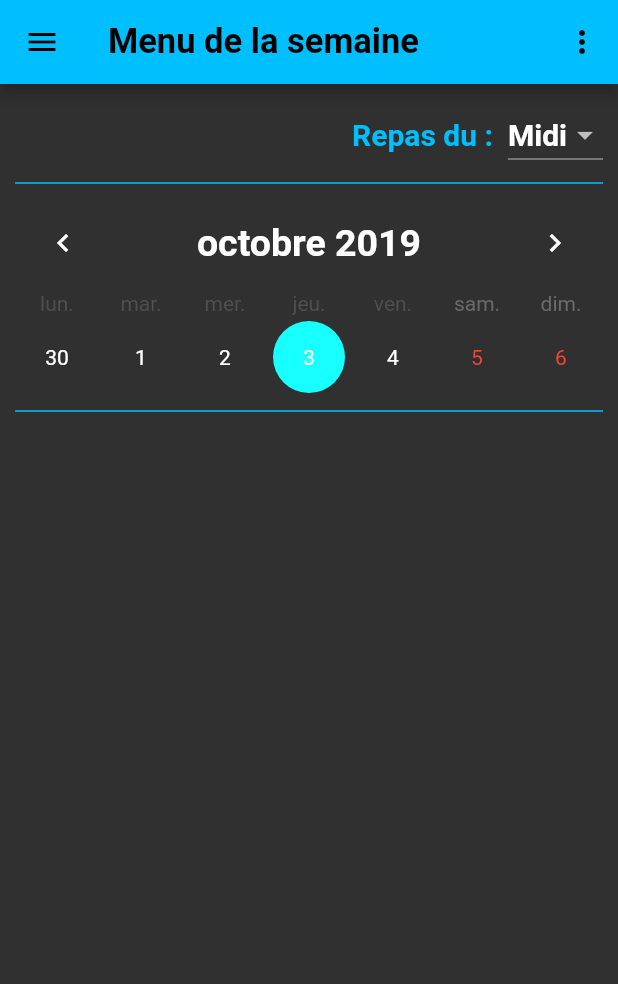
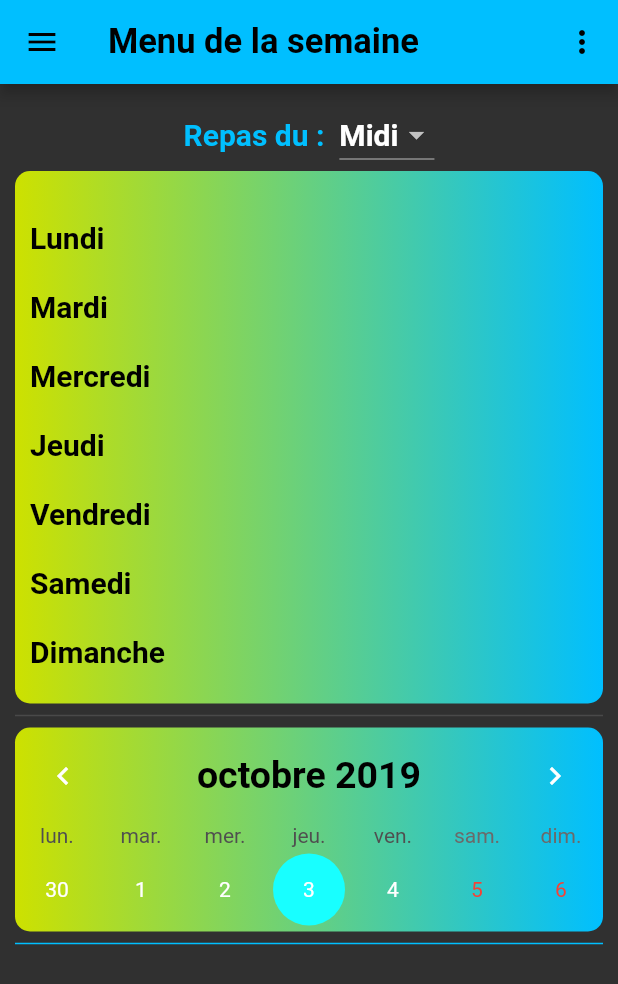
Before and after one commit to Stelapix/Bonap, a Flutter app: the screen it shows after launch, on a phone screen of 412 x 824 dp. Shown: the top 984 px of the screen. Run offline on Flutter 3.47's test engine with Material 2 defaults, Android fonts, the phone set to English and light mode, and no system bars; drawn by our look-alikes of table_calendar.

Commit message:
Séparation en fichier + Design

```diff
--- a/lib/main.dart
+++ b/lib/main.dart
@@ -1,27 +1,17 @@
-import 'package:bonap/presentation/custom_icons.dart';
-import 'package:flutter/cupertino.dart';
 import 'package:flutter/material.dart';
-import 'package:flutter/rendering.dart';
 import 'package:flutter/services.dart';
-import 'package:intl/intl.dart';
-import 'package:table_calendar/table_calendar.dart';
 import 'package:intl/date_symbol_data_local.dart';
-import 'package:flutter/painting.dart.';
 
-//Pages
-import './repas.dart';
-import './ingredients.dart';
-import './listeCourse.dart';
-import './bilan.dart';
-import './feedback.dart';
-import './settings.dart';
-
-import 'widget/drawer.dart';
+// Widgets
+import 'widgets/drawer.dart';
+import 'widgets/calendrier.dart';
+import 'widgets/dropDownButton.dart';
 
 void main() async {
-  /* Bloquer l'affichage Horizontal */
-  await SystemChrome.setPreferredOrientations(
-      [DeviceOrientation.portraitUp, DeviceOrientation.portraitDown]);
+  await SystemChrome.setPreferredOrientations([
+    DeviceOrientation.portraitUp,
+    DeviceOrientation.portraitDown
+  ]); // Désactiver l'orientation horizontale
   initializeDateFormatting().then((_) => runApp(MyApp()));
 }
 
@@ -32,55 +22,131 @@ class MyApp extends StatelessWidget {
       theme: ThemeData(
         brightness: Brightness.dark,
       ),
-      debugShowCheckedModeBanner: false,
+      debugShowCheckedModeBanner: false, // Retirer le bandeau de debug
       home: HomePage(),
     );
   }
 }
-
-class CustomPopupMenu {
-  CustomPopupMenu({this.title, this.icon});
-
-  String title;
-  IconData icon;
-}
-
-List<CustomPopupMenu> choices = <CustomPopupMenu>[
-  CustomPopupMenu(title: 'Déconnexion', icon: Icons.home),
-];
 
 class HomePage extends StatefulWidget {
   @override
   _HomePage createState() => _HomePage();
 }
 
-String _value;
-List<String> _midiSoir = new List<String>();
+enum popUpMenu { deconnexion }
 
 class _HomePage extends State<HomePage> {
-  int _counter = 1;
+  final bleu = Color.fromRGBO(0, 191, 255, 1);
+  final jaune = Color.fromRGBO(205, 225, 0, 1);
 
-  void _incrementCounter() {
-    if (_counter < 4) {
-      setState(() {
-        _counter++;
-      });
-      _onChangedColor();
-    }
+  @override
+  Widget build(BuildContext context) {
+    return Scaffold(
+        appBar: new AppBar(
+          title: new Text(
+            "Menu de la semaine",
+            style: TextStyle(
+                fontWeight: FontWeight.bold,
+                fontSize: 23.0,
+                color: Colors.black),
+          ),
+          actions: <Widget>[
+            PopupMenuButton<popUpMenu>(
+              elevation: 3.2,
+              tooltip: 'Option de déconnexion',
+              itemBuilder: (BuildContext context) =>
+                  <PopupMenuEntry<popUpMenu>>[
+                const PopupMenuItem<popUpMenu>(
+                  value: popUpMenu.deconnexion,
+                  child: Text('Déconnexion'),
+                ),
+              ],
+            )
+          ],
+          leading: Builder(
+            builder: (BuildContext context) {
+              return IconButton(
+                icon: Icon(Icons.menu),
+                onPressed: () {
+                  Scaffold.of(context).openDrawer();
+                },
+                tooltip: 'Afficher le drawer',
+              );
+            },
+          ),
+          iconTheme: new IconThemeData(color: Colors.black),
+          backgroundColor: bleu,
+        ),
+        drawer: AppDrawer(),
+        body: SingleChildScrollView(
+          padding: EdgeInsets.only(top: 10.0, left: 10.0, right: 10.0),
+          child: Column(
+            crossAxisAlignment: CrossAxisAlignment.start,
+            children: <Widget>[
+              Container(
+                child: Row(
+                  mainAxisAlignment: MainAxisAlignment.center,
+                  children: <Widget>[
+                    Text('Repas du :  ',
+                        style: TextStyle(
+                            fontWeight: FontWeight.bold,
+                            color: bleu,
+                            fontSize: 20.0)),
+                    DropDownButton(),
+                  ],
+                ),
+              ),
+              Container(
+                decoration: BoxDecoration(
+                  borderRadius: BorderRadius.circular(10.0),
+                  gradient: LinearGradient(
+                    colors: <Color>[
+                      jaune,
+                      bleu,
+                    ],
+                  ),
+                ),
+                padding: EdgeInsets.only(top: 10.0, left: 10.0, right: 10.0),
+                child: Column(
+                  crossAxisAlignment: CrossAxisAlignment.start,
+                  children: <Widget>[
+                    Text(
+                      '\nLundi                                                                         \n\nMardi\n\nMercredi\n\nJeudi\n\nVendredi\n\nSamedi\n\nDimanche\n',
+                      style: TextStyle(
+                          fontWeight: FontWeight.bold, fontSize: 20.0, color: Colors.black),
+                    ),
+                  ],
+                ),
+              ),
+              Divider(
+                thickness: 1.0,
+                color: null,
+              ),
+              Container(
+                decoration: BoxDecoration(
+                  borderRadius: BorderRadius.circular(10.0),
+                  gradient: LinearGradient(
+                    colors: <Color>[
+                      jaune,
+                      bleu,
+                    ],
+                  ),
+                ),
+                child: Calendrier(),
+              ),
+              Divider(
+                thickness: 1.0,
+                color: bleu,
+              ),
+            ],
+          ),
+        ));
   }
+}
 
-  void _decrementCounter() {
-    if (_counter > 1) {
-      setState(() {
-        _counter--;
-        _onChangedColor();
-      });
-    }
-  }
+/*
 
-  ///////////////////////////////////////
-
-  List<Color> _colors = [
+        List<Color> _colors = [
     Color.fromRGBO(0, 191, 255, 1),
     Color.fromRGBO(205, 225, 0, 1),
   ];
@@ -103,205 +169,27 @@ class _HomePage extends State<HomePage> {
     });
   }
 
-  CustomPopupMenu _selectedChoices = choices[0];
 
-  void _select(CustomPopupMenu choice) {
-    setState(() {
-      _selectedChoices = choice;
-    });
+       int _counter = 1;
+
+  void _incrementCounter() {
+    if (_counter < 4) {
+      setState(() {
+        _counter++;
+      });
+      _onChangedColor();
+    }
   }
 
-  CalendarController _controller;
-
-  @override
-  void initState() {
-    super.initState();
-    _midiSoir.addAll(["Midi", "Soir"]);
-    _value = _midiSoir.elementAt(0);
-    _controller = CalendarController();
+  void _decrementCounter() {
+    if (_counter > 1) {
+      setState(() {
+        _counter--;
+        _onChangedColor();
+      });
+    }
   }
 
-  @override
-  Widget build(BuildContext context) {
-    return Scaffold(
-        appBar: new AppBar(
-          title: new Text(
-            "Menu de la semaine",
-            style: TextStyle(
-                fontWeight: FontWeight.bold,
-                fontSize: 23.0,
-                color: Colors.black),
-          ),
-          actions: <Widget>[
-            PopupMenuButton(
-              elevation: 3.2,
-              initialValue: choices[0],
-              tooltip: 'Option de déconnexion',
-              onSelected: _select,
-              itemBuilder: (BuildContext context) {
-                return choices.map((CustomPopupMenu choice) {
-                  return PopupMenuItem<CustomPopupMenu>(
-                    value: choice,
-                    child: Text(choice.title),
-                  );
-                }).toList();
-              },
-            )
-          ],
-          leading: Builder(
-            builder: (BuildContext context) {
-              return IconButton(
-                icon: Icon(Icons.menu),
-                onPressed: () {
-                  Scaffold.of(context).openDrawer();
-                },
-                tooltip: 'Afficher le drawer',
-              );
-            },
-          ),
-          iconTheme: new IconThemeData(color: Colors.black),
-          backgroundColor: _colors[_currentIndex],
-        ),
-        drawer: AppDrawer(),
-        body: SingleChildScrollView(
-          padding: EdgeInsets.only(top: 10.0, left: 10.0, right: 10.0),
-          child: Column(
-            crossAxisAlignment: CrossAxisAlignment.start,
-            children: <Widget>[
-              Container(
-                child: new Row(
-                  mainAxisAlignment: MainAxisAlignment.end,
-                  children: <Widget>[
-                    Text('Repas du :  ',
-                        style: TextStyle(
-                            fontWeight: FontWeight.bold,
-                            color: _colors[_currentIndex],
-                            fontSize: 20.0)),
-                    DropdownButton(
-                      value: _value,
-                      items: _midiSoir.map((String value) {
-                        return new DropdownMenuItem(
-                            value: value,
-                            child: new Row(children: <Widget>[
-                              Text('$value',
-                                  style: TextStyle(
-                                      fontWeight: FontWeight.bold,
-                                      fontSize: 20.0)),
-                            ]));
-                      }).toList(),
-                      onChanged: (String value) {
-                        _onChanged(value);
-                      },
-                    ),
-                  ],
-                ),
-              ),
-              Divider(
-                thickness: 1.0,
-                color: _colors[_currentIndex],
-              ),
-              TableCalendar(
-                locale: 'fr_FR',
-                initialCalendarFormat: CalendarFormat.week,
-                availableCalendarFormats: const {
-                  CalendarFormat.month: 'Mois',
-                  CalendarFormat.twoWeeks: '15j',
-                  CalendarFormat.week: 'Semaine',
-                },
-                calendarStyle: CalendarStyle(
-                    todayColor: Colors.orange,
-                    selectedColor: Colors.cyanAccent,
-                    selectedStyle: TextStyle(
-                        color: Colors.black,
-                        fontWeight: FontWeight.bold,
-                        fontSize: 20.0),
-                    todayStyle: TextStyle(
-                        fontWeight: FontWeight.bold,
-                        fontSize: 20.0,
-                        color: Colors.white)),
-                daysOfWeekStyle: DaysOfWeekStyle(
-                  dowTextBuilder: (date, locale) =>
-                      DateFormat.E(locale)
-                          .format(date)
-                          .substring(0, 1)
-                          .toUpperCase() +
-                      DateFormat.E(locale)
-                          .format(date)
-                          .substring(1, 3)
-                          .toLowerCase(),
-                ),
-                headerStyle: HeaderStyle(
-                  titleTextStyle: TextStyle(
-                      color: Colors.white,
-                      fontWeight: FontWeight.bold,
-                      fontSize: 25.0),
-                  titleTextBuilder: (date, locale) =>
-                      DateFormat.yMMMM(locale)
-                          .format(date)
-                          .substring(0, 1)
-                          .toUpperCase() +
-                      DateFormat.yMMMM(locale)
-                          .format(date)
-                          .substring(1, 12)
-                          .toLowerCase(),
-                  centerHeaderTitle: true,
-                  formatButtonDecoration: BoxDecoration(
-                    color: Colors.orange,
-                    borderRadius: BorderRadius.circular(20.0),
-                  ),
-                  formatButtonTextStyle: TextStyle(
-                      color: Colors.white, fontWeight: FontWeight.bold),
-                  formatButtonShowsNext: false,
-                  formatButtonVisible: false,
-                ),
-                startingDayOfWeek: StartingDayOfWeek.monday,
-                onDaySelected: (date, events) {
-                  print(date
-                      .toIso8601String()); // Pour récupérer la date ultérieurement ( Liste de course du mois etc.. )
-                },
-                builders: CalendarBuilders(
-                  selectedDayBuilder: (context, date, events) => Container(
-                      margin: const EdgeInsets.all(4.0),
-                      alignment: Alignment.center,
-                      decoration: BoxDecoration(
-                          color: Colors.cyanAccent,
-                          borderRadius: BorderRadius.circular(30.0)),
-                      child: Text(
-                        date.day.toString(),
-                        style: TextStyle(color: Colors.white),
-                      )),
-                  holidayDayBuilder: (context, date, events) => Container(
-                      margin: const EdgeInsets.all(4.0),
-                      alignment: Alignment.center,
-                      decoration: BoxDecoration(
-                          color: Colors.green,
-                          borderRadius: BorderRadius.circular(30.0)),
-                      child: Text(
-                        date.day.toString(),
-                        style: TextStyle(color: Colors.green),
-                      )),
-                  todayDayBuilder: (context, date, events) => Container(
-                      margin: const EdgeInsets.all(4.0),
-                      alignment: Alignment.center,
-                      decoration: BoxDecoration(
-                          color: Colors.red,
-                          borderRadius: BorderRadius.circular(10.0)),
-                      child: Text(
-                        date.day.toString(),
-                        style: TextStyle(color: Colors.white),
-                      )),
-                ),
-                calendarController: _controller,
-              ),
-              Divider(
-                thickness: 1.0,
-                color: _colors[_currentIndex],
-              ),
-            ],
-          ),
-        )
-
-        /*
       body: Container(
         padding: EdgeInsets.only(top: 10.0, left: 10.0, right: 10.0),
         child: Column(
@@ -388,12 +276,9 @@ class _HomePage extends State<HomePage> {
             ),
           ],
         ),
-      ),*/
-        );
-  }
-}
+      ),
 
-/*
+
 
 
 
--- /dev/null
+++ b/lib/widgets/calendrier.dart
@@ -0,0 +1,91 @@
+import 'package:flutter/material.dart';
+import 'package:intl/intl.dart';
+import 'package:table_calendar/table_calendar.dart';
+
+class Calendrier extends StatefulWidget {
+  @override
+  _CalendrierState createState() => _CalendrierState();
+}
+
+class _CalendrierState extends State<Calendrier> {
+  CalendarController _controller = CalendarController();
+
+  @override
+  void initState() {
+    super.initState();
+    _controller = CalendarController();
+  }
+
+  @override
+  Widget build(BuildContext context) {
+    return new TableCalendar(
+      locale: 'fr_FR',
+      initialCalendarFormat: CalendarFormat.week,
+      availableCalendarFormats: const {
+        CalendarFormat.month: 'Mois',
+        CalendarFormat.twoWeeks: '15j',
+        CalendarFormat.week: 'Semaine',
+      },
+      calendarStyle: CalendarStyle(
+          todayColor: Colors.orange,
+          selectedColor: Colors.cyanAccent,
+          selectedStyle: TextStyle(
+              color: Colors.black, fontWeight: FontWeight.bold, fontSize: 20.0),
+          todayStyle: TextStyle(
+              fontWeight: FontWeight.bold,
+              fontSize: 20.0,
+              color: Colors.white)),
+      daysOfWeekStyle: DaysOfWeekStyle(
+        dowTextBuilder: (date, locale) =>
+            DateFormat.E(locale).format(date).substring(0, 1).toUpperCase() +
+            DateFormat.E(locale).format(date).substring(1, 3).toLowerCase(),
+      ),
+      headerStyle: HeaderStyle(
+        titleTextStyle: TextStyle(
+            color: Colors.black, fontWeight: FontWeight.bold, fontSize: 25.0),
+        centerHeaderTitle: true,
+        formatButtonDecoration: BoxDecoration(
+          color: Colors.orange,
+          borderRadius: BorderRadius.circular(20.0),
+        ),
+        formatButtonVisible: false,
+      ),
+      startingDayOfWeek: StartingDayOfWeek.monday,
+      onDaySelected: (date, events) {
+        print(date
+            .toIso8601String()); // Pour récupérer la date ultérieurement ( Liste de course du mois etc.. )
+      },
+      builders: CalendarBuilders(
+        selectedDayBuilder: (context, date, events) => Container(
+            margin: const EdgeInsets.all(4.0),
+            alignment: Alignment.center,
+            decoration: BoxDecoration(
+                color: Colors.cyanAccent,
+                borderRadius: BorderRadius.circular(30.0)),
+            child: Text(
+              date.day.toString(),
+              style: TextStyle(color: Colors.white),
+            )),
+        holidayDayBuilder: (context, date, events) => Container(
+            margin: const EdgeInsets.all(4.0),
+            alignment: Alignment.center,
+            decoration: BoxDecoration(
+                color: Colors.green, borderRadius: BorderRadius.circular(30.0)),
+            child: Text(
+              date.day.toString(),
+              style: TextStyle(color: Colors.green),
+            )),
+        todayDayBuilder: (context, date, events) => Container(
+            margin: const EdgeInsets.all(4.0),
+            alignment: Alignment.center,
+            decoration: BoxDecoration(
+                color: Colors.red, borderRadius: BorderRadius.circular(10.0)),
+            child: Text(
+              date.day.toString(),
+              style: TextStyle(color: Colors.white),
+            )),
+      ),
+      calendarController: _controller,
+    );
+  }
+}
--- a/lib/widget/drawer.dart
+++ b/lib/widgets/drawer.dart
@@ -1,5 +1,5 @@
 import 'package:flutter/material.dart';
-import 'package:bonap/presentation/custom_icons.dart';
+import 'package:bonap/custom/custom_icons.dart';
 
 //Pages
 
--- /dev/null
+++ b/lib/widgets/dropDownButton.dart
@@ -0,0 +1,43 @@
+import 'package:flutter/material.dart';
+
+class DropDownButton extends StatefulWidget {
+  @override
+  _DropDownButtonState createState() => _DropDownButtonState();
+}
+
+class _DropDownButtonState extends State<DropDownButton> {
+  String _value;
+  List<String> _midiSoir = new List<String>();
+
+  @override
+  void initState() {
+    super.initState();
+    _midiSoir.addAll(["Midi", "Soir"]);
+    _value = _midiSoir.elementAt(0);
+  }
+
+  void _onChanged(String value) {
+    setState(() {
+      _value = value;
+    });
+  }
+
+  @override
+  Widget build(BuildContext context) {
+    return new DropdownButton(
+      value: _value,
+      items: _midiSoir.map((String value) {
+        return new DropdownMenuItem(
+            value: value,
+            child: new Row(children: <Widget>[
+              Text('$value',
+                  style:
+                      TextStyle(fontWeight: FontWeight.bold, fontSize: 20.0)),
+            ]));
+      }).toList(),
+      onChanged: (String value) {
+        _onChanged(value);
+      },
+    );
+  }
+}
```
Also changed, not shown: lib/custom/config.json (renamed from lib/presentation/config.json), lib/custom/custom_icons.dart (renamed from lib/presentation/custom_icons.dart).
